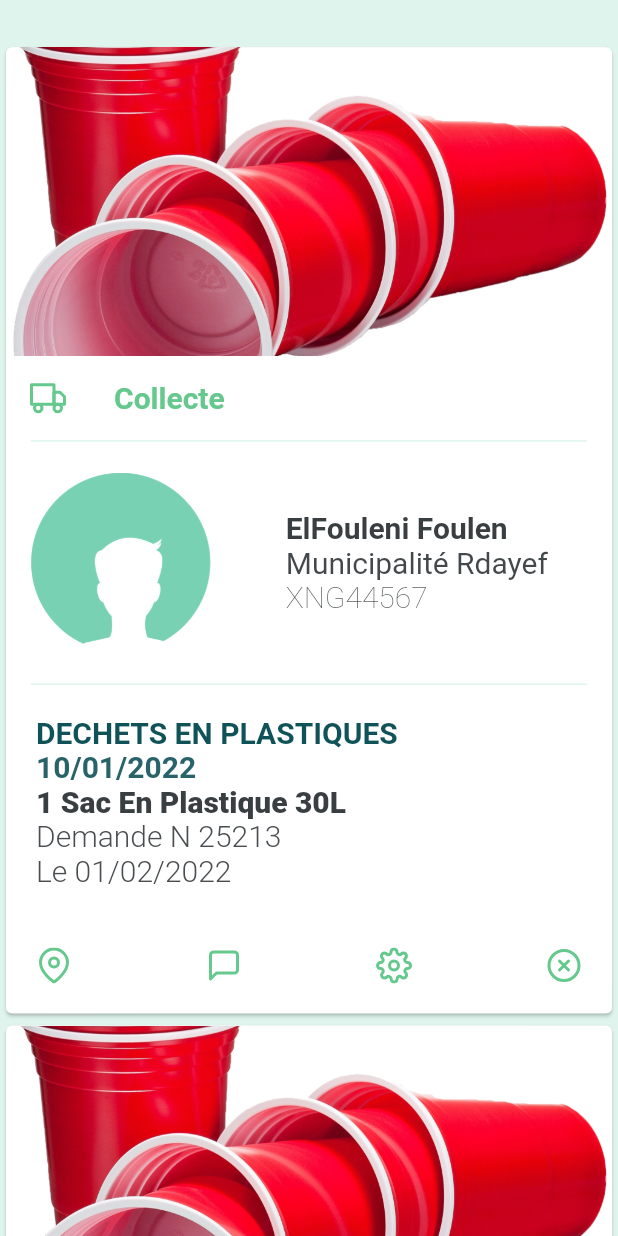
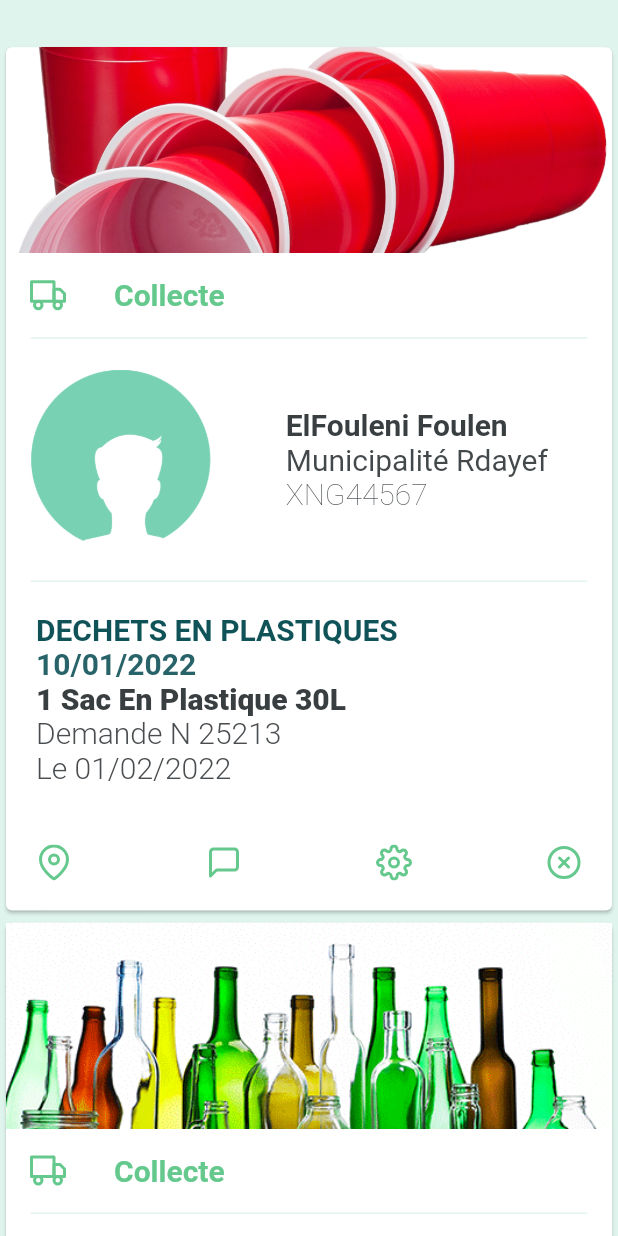
Before and after one commit to jimmy-khalifa/raskel-platform, a Flutter app: the CollectDetail screen opened directly, on a phone screen of 412 x 824 dp. Run offline on Flutter 3.47's test engine with Material 2 defaults, Android fonts, the light colour scheme and no system bars; our stand-ins replace animated_text_kit, badges, carousel_slider, flutter_feather_icons, form_field_validator, google_fonts and 2 more; missing offline and left inert: flutter_polyline_points; Roboto replaces fonts that are missing (Tajawal); project files that could hold a hidden picture were left out.

Commit message:
Add all modifications except the map directions

```diff
--- a/flutter_mobile/lib/components/_allnotifications.dart
+++ b/flutter_mobile/lib/components/_allnotifications.dart
@@ -12,7 +12,7 @@ class AllNotifications extends StatefulWidget {
 class _AllNotificationsState extends State<AllNotifications> {
   @override
   Widget build(BuildContext context) {
-    return Padding(
+    return Scaffold(body:Padding(
         padding: const EdgeInsets.only(top: 30),
         child: Card(
             clipBehavior: Clip.antiAlias,
@@ -197,7 +197,7 @@ class _AllNotificationsState extends State<AllNotifications> {
                   ],
                 )
               ],
-            )));
+            ))));
   }
 
   _onButtonPressed() {
--- a/flutter_mobile/lib/components/_calendar.dart
+++ b/flutter_mobile/lib/components/_calendar.dart
@@ -20,8 +20,12 @@ class _Calendar extends State<Calendar> {
   @override
   Widget build(BuildContext context) {
     return Scaffold(
+      //resizeToAvoidBottomPadding: false ,
+      resizeToAvoidBottomInset: false,
+
       body: Padding(
           padding:  EdgeInsets.only(top: MediaQuery.of(context).size.height/30),
+         // child:SingleChildScrollView(
           child: Column(children: [
             Card(
               clipBehavior: Clip.antiAlias,
--- a/flutter_mobile/lib/components/_collectsdetail.dart
+++ b/flutter_mobile/lib/components/_collectsdetail.dart
@@ -12,20 +12,104 @@ class CollectDetail extends StatefulWidget {
 
 class _CollectDetailState extends State<CollectDetail> {
   int currentIndex = 0;
+  List collectList = [
+    {
+      "name": 'ElFouleni Foulen',
+      "image": "assets/images/pngwing.png",
+      "icon": "assets/images/secondprofile.png",
+      "municipality": "Municipalité Rdayef",
+      "code": "XNG44567",
+      "title": "DECHETS EN PLASTIQUES",
+      "date": "10/01/2022",
+      "sacName": "1 Sac En Plastique 30L",
+      "demand": "Demande N 25213",
+      "dateDemand": "Le 01/02/2022"
+    },
+    {
+      "name": 'Foulen Fouleni',
+      'image': 'assets/images/verre.png',
+      "icon": "assets/images/secondprofile.png",
+      "municipality": "Municipalité Rdayef",
+      "code": "XNG44567",
+      "title": "DECHETS EN VERRE",
+      "date": "10/01/2022",
+      "sacName": "1 Sac En Verre 30L",
+      "demand": "Demande N 25213",
+      "dateDemand": "Le 01/02/2022"
+    },
+    {
+      'name': 'ELFlen Fouleni',
+      'image': 'assets/images/waste.png',
+      "icon": "assets/images/secondprofile.png",
+      "municipality": "Municipalité Rdayef",
+      "code": "XNG44567",
+      "title": "DECHETS EN BIOMASSE",
+      "date": "10/01/2022",
+      "sacName": "1 Sac En biomasse 30L",
+      "demand": "Demande N 25213",
+      "dateDemand": "Le 01/02/2022"
+    },
+  ];
   @override
   Widget build(BuildContext context) {
     return Scaffold(
         body: ListView.builder(
-        padding:  EdgeInsets.only(top: MediaQuery.of(context).size.height / 30),
+            padding:
+                EdgeInsets.only(top: MediaQuery.of(context).size.height / 30),
             itemCount: 3,
-        itemBuilder: (context,index){
+            itemBuilder: (context, index) {
+              return UserWidget(
+                name: collectList[index]['name'],
+                imageURL: collectList[index]['image'],
+                icon: collectList[index]['icon'],
+                municipality: collectList[index]['municipality'],
+                code: collectList[index]['code'],
+                title: collectList[index]['title'],
+                date: collectList[index]['date'],
+                sacName: collectList[index]['sacName'],
+                demand: collectList[index]['demand'],
+                dateDemand: collectList[index]['dateDemand'],
+              );
+            }));
+  }
+}
 
-          return
-             Card(
-              child: Column(
-            crossAxisAlignment: CrossAxisAlignment.start,
-            children: [
-              Image.asset('assets/images/pngwing.png',height:MediaQuery.of(context).size.height /4,width:MediaQuery.of(context).size.width, fit: BoxFit.cover,),
+class UserWidget extends StatelessWidget {
+  final String name;
+  final String imageURL;
+  final String icon;
+  final String municipality;
+  final String code;
+  final String title;
+  final String date;
+  final String sacName;
+  final String demand;
+  final String dateDemand;
+
+  const UserWidget({
+    required this.name,
+    required this.imageURL,
+    required this.icon,
+    required this.municipality,
+    required this.code,
+    required this.title,
+    required this.date,
+    required this.sacName,
+    required this.demand,
+    required this.dateDemand,
+    Key? key,
+  }) : super(key: key);
+
+  @override
+  Widget build(BuildContext context) {
+    return Card(
+      child: Column(crossAxisAlignment: CrossAxisAlignment.start, children: [
+        Image.asset(
+          imageURL,
+          height: MediaQuery.of(context).size.height / 6,
+          width: MediaQuery.of(context).size.width,
+          fit: BoxFit.cover,
+        ),
         ListTile(
           leading: const Icon(
             FeatherIcons.truck,
@@ -49,40 +133,51 @@ class _CollectDetailState extends State<CollectDetail> {
           endIndent: MediaQuery.of(context).size.width * 4 / 100,
         ),
         Row(children: [
-                Padding(padding: EdgeInsets.only(top:MediaQuery.of(context).size.height /40,bottom: MediaQuery.of(context).size.height /40,left:  MediaQuery.of(context).size.width/25),
-                child:
-                Image.asset('assets/images/secondprofile.png',
+          Padding(
+            padding: EdgeInsets.only(
+                top: MediaQuery.of(context).size.height / 40,
+                bottom: MediaQuery.of(context).size.height / 40,
+                left: MediaQuery.of(context).size.width / 25),
+            child: Image.asset(icon,
                 height: 120, fit: BoxFit.contain),
           ),
           const SizedBox(
             height: 20,
             width: 50,
-
           ),
           Column(
             crossAxisAlignment: CrossAxisAlignment.start,
-                    children:  [
-                      Text('ElFouleni Foulen',style: GoogleFonts.tajawal(
-                    textStyle:const TextStyle(
+            children: [
+              Text(
+                name,
+                style: GoogleFonts.tajawal(
+                    textStyle: const TextStyle(
                   color: Color(0xFF393e41),
                   fontWeight: FontWeight.w700,
                   fontSize: 20.0,
-                )),),
-                      Text("Municipalité Rdayef",style: GoogleFonts.tajawal(
-                    textStyle:const TextStyle(
+                )),
+              ),
+              Text(
+                municipality,
+                style: GoogleFonts.tajawal(
+                    textStyle: const TextStyle(
                   color: Color(0xF2393E41),
                   fontWeight: FontWeight.w400,
                   fontSize: 20.0,
-                )),),
-                      Text("XNG44567",style: GoogleFonts.tajawal(
-                    textStyle:const TextStyle(
+                )),
+              ),
+              Text(
+                code,
+                style: GoogleFonts.tajawal(
+                    textStyle: const TextStyle(
                   color: Color(0xF2393E41),
                   fontWeight: FontWeight.w200,
                   fontSize: 20.0,
-                )),),
+                )),
+              ),
             ],
-              )]),
-
+          )
+        ]),
         Divider(
           height: 1,
           thickness: 1,
@@ -92,45 +187,54 @@ class _CollectDetailState extends State<CollectDetail> {
         ),
         Padding(
             padding: const EdgeInsets.all(20),
-                  child: Column(
-                      crossAxisAlignment: CrossAxisAlignment.start,
-                      children: [
+            child:
+                Column(crossAxisAlignment: CrossAxisAlignment.start, children: [
               Text(
-                          "DECHETS EN PLASTIQUES",style: GoogleFonts.tajawal(
-                    textStyle:const TextStyle(
+                title,
+                style: GoogleFonts.tajawal(
+                    textStyle: const TextStyle(
                   color: Color(0xFF0f5257),
                   fontWeight: FontWeight.w700,
                   fontSize: 20.0,
                 )),
               ),
               Text(
-                          "10/01/2022",style: GoogleFonts.tajawal(
-                    textStyle:const TextStyle(
+                date,
+                style: GoogleFonts.tajawal(
+                    textStyle: const TextStyle(
                   color: Color(0xFF276368),
                   fontWeight: FontWeight.w700,
                   fontSize: 20.0,
                 )),
               ),
-                        Text("1 Sac En Plastique 30L",style: GoogleFonts.tajawal(
-                    textStyle:const TextStyle(
+              Text(
+               sacName,
+                style: GoogleFonts.tajawal(
+                    textStyle: const TextStyle(
                   color: Color(0xFF393e41),
                   fontWeight: FontWeight.w800,
                   fontSize: 20.0,
-                )),),
-                        Text("Demande N 25213",style: GoogleFonts.tajawal(
-                    textStyle:const TextStyle(
+                )),
+              ),
+              Text(
+               demand,
+                style: GoogleFonts.tajawal(
+                    textStyle: const TextStyle(
                   color: Color(0xFF494d50),
                   fontWeight: FontWeight.w300,
                   fontSize: 20.0,
-                )),),
-                        Text("Le 01/02/2022",style: GoogleFonts.tajawal(
-                    textStyle:const TextStyle(
+                )),
+              ),
+              Text(
+               dateDemand,
+                style: GoogleFonts.tajawal(
+                    textStyle: const TextStyle(
                   color: Color(0xFF494d50),
                   fontWeight: FontWeight.w300,
                   fontSize: 20.0,
-                )),)
+                )),
+              )
             ])),
-
         ButtonBar(
           alignment: MainAxisAlignment.spaceBetween,
           children: [
@@ -141,34 +245,35 @@ class _CollectDetailState extends State<CollectDetail> {
                 onPressed: () {
                   Navigator.push(
                     context,
-                                MaterialPageRoute(
-                                    builder: (context) => const MapView()),
+                    MaterialPageRoute(builder: (context) => const MapView()),
                   );
                 },
-                          icon:const Icon(FeatherIcons.mapPin, color: Color(0xFF65C88D))),
+                icon:
+                    const Icon(FeatherIcons.mapPin, color: Color(0xFF65C88D))),
             IconButton(
                 hoverColor: Colors.transparent,
                 highlightColor: Colors.transparent,
                 splashColor: Colors.transparent,
                 onPressed: () {},
-                          icon:const Icon(FeatherIcons.messageSquare, color: Color(0xFF65C88D))),
+                icon: const Icon(FeatherIcons.messageSquare,
+                    color: Color(0xFF65C88D))),
             IconButton(
                 hoverColor: Colors.transparent,
                 highlightColor: Colors.transparent,
                 splashColor: Colors.transparent,
                 onPressed: () {},
-                          icon:const Icon(FeatherIcons.settings, color: Color(0xFF65C88D))),
+                icon: const Icon(FeatherIcons.settings,
+                    color: Color(0xFF65C88D))),
             IconButton(
                 hoverColor: Colors.transparent,
                 highlightColor: Colors.transparent,
                 splashColor: Colors.transparent,
                 onPressed: () {},
-                          icon:const Icon(FeatherIcons.xCircle, color: Color(0xFF65C88D))),
-
-                          ],)]),
-
-
-      );}),);
-
+                icon:
+                    const Icon(FeatherIcons.xCircle, color: Color(0xFF65C88D))),
+          ],
+        )
+      ]),
+    );
   }
 }
--- a/flutter_mobile/lib/components/_notifications.dart
+++ b/flutter_mobile/lib/components/_notifications.dart
@@ -1,5 +1,6 @@
 import 'package:flutter/material.dart';
 import "package:flutter_feather_icons/flutter_feather_icons.dart";
+import 'package:flutter_mobile/components/_allnotifications.dart';
 import 'package:google_fonts/google_fonts.dart';
 
 class Notifications extends StatelessWidget {
@@ -36,6 +37,12 @@ class Notifications extends StatelessWidget {
             ),
             Column(
               children: [
+                 InkWell(
+                    onTap: () {Navigator.push(
+                  context,
+                  MaterialPageRoute(builder: (context) => const AllNotifications()),
+                );},
+                    child:
                 Card(
                   margin:const EdgeInsets.all(10),
                   color:const Color(0xFFF7FFFB),
@@ -60,7 +67,13 @@ class Notifications extends StatelessWidget {
                         ))),
                     subtitle:const Text("Demande de collecte accepté et traité"),
                   ),
-                ),
+                ),),
+                 InkWell(
+                    onTap: () {Navigator.push(
+                  context,
+                  MaterialPageRoute(builder: (context) => const AllNotifications()),
+                );},
+                    child:
                 Card(
                   color:const Color(0xFFF7FFFB),
                   margin:const EdgeInsets.all(10),
@@ -86,7 +99,7 @@ class Notifications extends StatelessWidget {
                     const
                         Text("Vous avez reçu une récompense de 200 points"),
                   ),
-                )
+                ))
               ],
             )
           ],
--- a/flutter_mobile/lib/screen/_mapview.dart
+++ b/flutter_mobile/lib/screen/_mapview.dart
@@ -2,6 +2,7 @@
 
 import 'package:flutter/material.dart';
 import 'package:flutter_feather_icons/flutter_feather_icons.dart';
+import 'package:flutter_polyline_points/flutter_polyline_points.dart';
 import 'package:google_maps_flutter/google_maps_flutter.dart';
 
 class MapView extends StatefulWidget {
@@ -19,26 +20,34 @@ class _MapViewState extends State<MapView> {
    late GoogleMapController _googleMapController;
    final Set<Marker> _markers ={};
    late BitmapDescriptor mapMaker;
+   late BitmapDescriptor destMarker;
+   final Set<Polyline> _polylines = <Polyline>{};
+  List<LatLng> polylineCoordinates = [];
+  late PolylinePoints polylinePoints;
 
    @override
    void initState(){
+     polylinePoints = PolylinePoints();
      super.initState();
      setCustomMaker();
+     setPolylines();
    }
    void setCustomMaker() async{
      mapMaker = await BitmapDescriptor.fromAssetImage(const ImageConfiguration(size: Size(5, 5)), 'assets/images/truck.png');
+     destMarker =await BitmapDescriptor.fromAssetImage(const ImageConfiguration(size: Size(5, 5)), 'assets/images/home.png');
 
    }
 
    void _onMapCreated(GoogleMapController controller){
      _googleMapController= controller;
+     setPolylines();
 
      setState(() {
        _markers.add(
          Marker (
            markerId:const MarkerId( 'Source'),
            position: const LatLng(34.380811,8.149020),
-           icon: mapMaker,
+           icon: destMarker,
            infoWindow: const InfoWindow(
              title: "Bureau de poste",
 
@@ -81,6 +90,7 @@ class _MapViewState extends State<MapView> {
         myLocationButtonEnabled: true,
         zoomControlsEnabled: false,
         markers: _markers,
+        polylines: _polylines,
 
         initialCameraPosition: _initialCameraPosition,
         onMapCreated:_onMapCreated,
@@ -98,5 +108,34 @@ class _MapViewState extends State<MapView> {
 
       ),
     );
+
   }
-  }
+   void setPolylines() async {
+    PolylineResult result = await polylinePoints.getRouteBetweenCoordinates(
+      "AIzaSyBh35MQm96359AQyJIPe0Mxz7Pvt3DGcuM",
+      const PointLatLng(
+       34.371340,
+       8.140383
+      ),
+      const PointLatLng(
+        34.380811,
+        8.149020
+      )
+    );
+
+    if (result.status == 'OK') {
+      for (var point in result.points) {
+        polylineCoordinates.add(LatLng(point.latitude, point.longitude));
+      }
+
+      setState(() {
+        _polylines.add(
+          Polyline(
+            width: 10,
+            polylineId: const PolylineId('polyLine'),
+            color: const Color(0xFF08A5CB),
+            points: polylineCoordinates
+          )
+        );
+      });
+  }}}
--- a/flutter_mobile/lib/screen/_selectview.dart
+++ b/flutter_mobile/lib/screen/_selectview.dart
@@ -145,10 +145,8 @@ class UserWidget extends StatelessWidget {
     return new Container(
       margin: const EdgeInsets.symmetric(vertical: 1.0),
       child: new ListTile(
-        leading: new Image(
+        leading:  Image.asset(imageURL,height: MediaQuery.of(context).size.height / 30,),
 
-          image: new AssetImage(imageURL),
-        ),
         title: new Text(name),
       ),
     );
--- a/flutter_mobile/lib/screen/_signup.dart
+++ b/flutter_mobile/lib/screen/_signup.dart
@@ -17,15 +17,17 @@ class _SignUpState extends State<SignUp> {
   List listItem = ["Rdayef", "Degueche", "Mahres","Sfax"];
   @override
   Widget build(BuildContext context) {
-    return Container(
-        decoration: const BoxDecoration(color: Color(0xFFDFF4EC)),
-        child: Card(
+    return Scaffold(
+       resizeToAvoidBottomInset: false,
+        //decoration: const BoxDecoration(color: Color(0xFFDFF4EC)),
+        body: Card(
             child: Container(
                 constraints: const BoxConstraints.expand(),
                 decoration: const BoxDecoration(
                     image: DecorationImage(
                         image: AssetImage('assets/getstarted/back_login.png'),
                         fit: BoxFit.contain)),
+
                 child: Column(
                   mainAxisAlignment: MainAxisAlignment.center,
                   children: [
--- a/flutter_mobile/pubspec.yaml
+++ b/flutter_mobile/pubspec.yaml
@@ -103,6 +103,9 @@ flutter:
    - assets/images/oil.png
    - assets/images/package.png
    - assets/images/homogene.png
+   - assets/images/waste.png
+   - assets/images/verre.png
+   - assets/images/home.png
 
 
 
```
Also changed, not shown: flutter_mobile/assets/images/home.png (added), flutter_mobile/assets/images/verre.png (added), flutter_mobile/assets/images/waste.png (added). Lines whose indentation alone changed are shown as unchanged.
